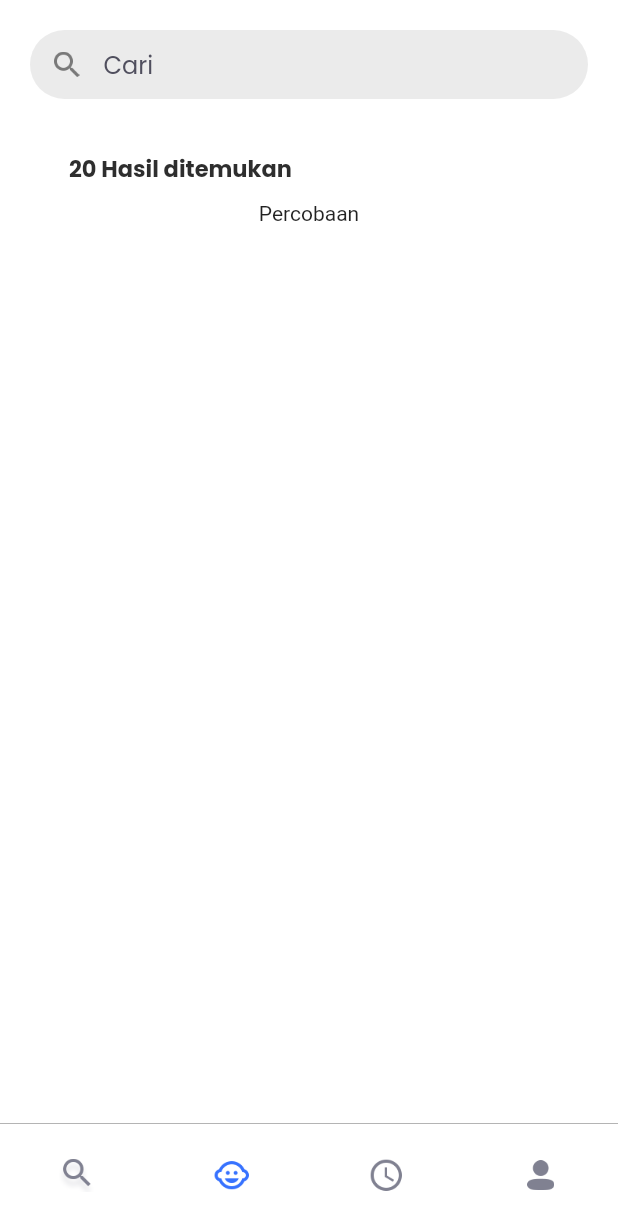
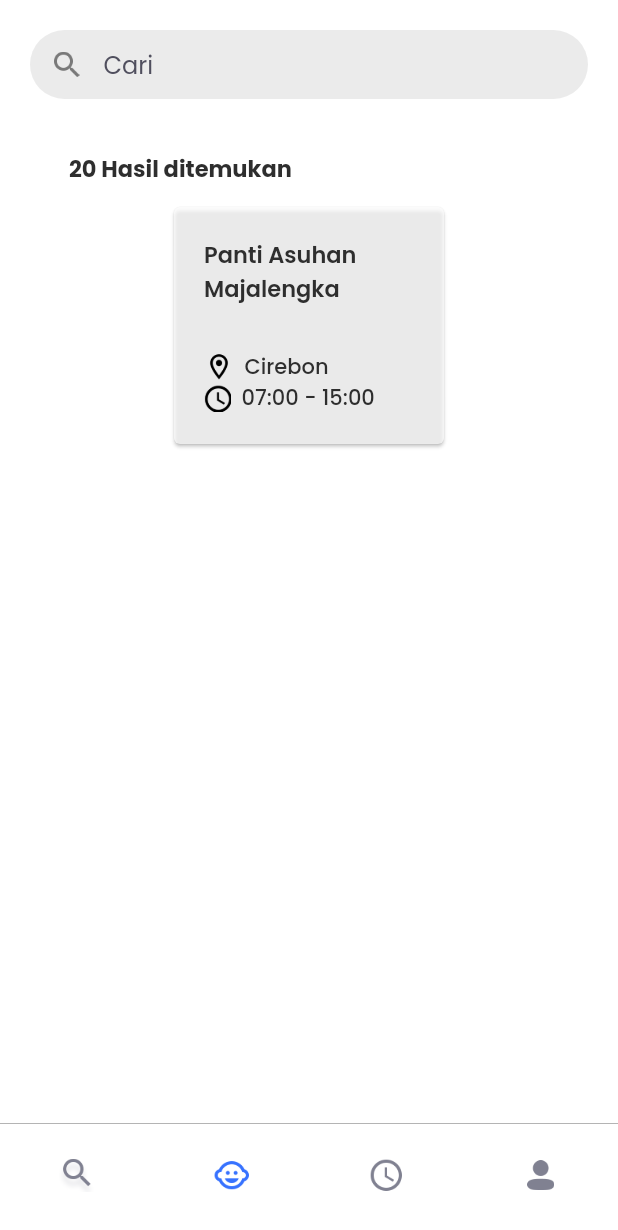
Before and after one commit to yoannikaros/Edopt, a Flutter app: the MainPage screen opened by its route, item 2 of the bottom bar chosen, on a phone screen of 412 x 824 dp. Shown: the top 1230 px of the screen. Run offline on Flutter 3.47's test engine with Material 2 defaults, Android fonts, the phone set to English and light mode, and no system bars; our stand-ins replace google_fonts.

```diff
--- a/lib/cardwidget/panti_card.dart
+++ b/lib/cardwidget/panti_card.dart
@@ -1,20 +1,72 @@
 import 'package:flutter/material.dart';
+
+import '../theme.dart';
 
 class ResultPantiCard extends StatelessWidget {
   const ResultPantiCard({Key? key}) : super(key: key);
 
   @override
   Widget build(BuildContext context) {
-    return Container(
-      child: Column(
-        children: [
-          GestureDetector(
-              onTap: () {
-                Navigator.pushNamed(context, '/detail-panti');
-              },
-              child: Text("Percobaan"))
-        ],
-      ),
-    );
+   return GestureDetector(
+     onTap: (){
+       Navigator.pushNamed(context, '/detail-panti');
+     },
+     child: Card(
+
+       color: Colors.white70,
+       child: Container(
+       width: 180,
+         padding: EdgeInsets.all(20),
+         child: Column(
+           children: [
+             Row(
+               children: [
+                 Expanded(
+                   child: Text("Panti Asuhan Majalengka",style: blackTextStyle.copyWith(
+                       fontSize: 15, fontWeight: FontWeight.w600),),
+                 )
+               ],
+             ),
+
+             SizedBox(height: 30,),
+
+             Row(
+               children: [
+
+                 Image.asset(
+                   'aset/icon_lokasi.png',
+                   width: 20,
+                 ),
+
+                 SizedBox(width: 7,),
+
+                 Text("Cirebon",style: blackTextStyle.copyWith(
+                     fontSize: 14, fontWeight: FontWeight.w500),)
+
+               ],
+             ),
+
+
+             Row(
+               children: [
+
+                 Image.asset(
+                   'aset/icon_jam.png',
+                   width: 18,
+                 ),
+
+                 SizedBox(width: 7,),
+
+                 Text("07:00 - 15:00",style: blackTextStyle.copyWith(
+                     fontSize: 14, fontWeight: FontWeight.w500),)
+
+               ],
+             ),
+
+           ],
+         ),
+       ),
+     ),
+   );
   }
 }
--- a/lib/home/panti/panti_page.dart
+++ b/lib/home/panti/panti_page.dart
@@ -71,7 +71,8 @@ class PantiPage extends StatelessWidget {
         margin: EdgeInsets.only(top: 10),
         child: Column(
           children: [
-            ResultPantiCard()
+
+            ResultPantiCard(),
           ],
         ),
       );
--- a/lib/home/search/list_anak.dart
+++ b/lib/home/search/list_anak.dart
@@ -82,9 +82,12 @@ class _ListAnakState extends State<ListAnak> {
 
     Widget ListAnaknya(){
       return Container(
+        margin: EdgeInsets.only(top: 10),
           child: Column(
             children: [
-             ListAnakCard()
+             ListAnakCard(),
+              ListAnakCard(),
+              ListAnakCard()
             ],
           ),
       );
--- a/lib/main.dart
+++ b/lib/main.dart
@@ -4,6 +4,7 @@ import 'package:adopt/home/akun/akun_page.dart';
 import 'package:adopt/home/akun/detail_akun.dart';
 import 'package:adopt/home/artikel/detail_artitkel.dart';
 import 'package:adopt/home/artikel/list_news.dart';
+import 'package:adopt/home/history/detail_history.dart';
 import 'package:adopt/home/history/history_page.dart';
 import 'package:adopt/home/landing/first_landing.dart';
 import 'package:adopt/home/panti/detail_panti.dart';
@@ -60,10 +61,10 @@ class MyApp extends StatelessWidget {
         '/detail-akun': (context) => DetailAkun(),
 
         //Menu Panti
-        '/detail-panti': (context) => DetailPanti()
+        '/detail-panti': (context) => DetailPanti(),
 
         //Menu history
-       // '/history': (context) => RiwayatPage(),
+        '/detail-hsitory': (context) => DetailHistory(),
 
       },
     );
```
Also changed, not shown: lib/cardwidget/daftarkunjungan_card.dart (added, +58 -0 lines), lib/cardwidget/listanak_card.dart (+67 -1 lines), lib/home/history/detail_history.dart (added, +10 -0 lines), lib/home/history/history_page.dart (+30 -5 lines), lib/home/panti/list_panti.dart (+14 -0 lines).
